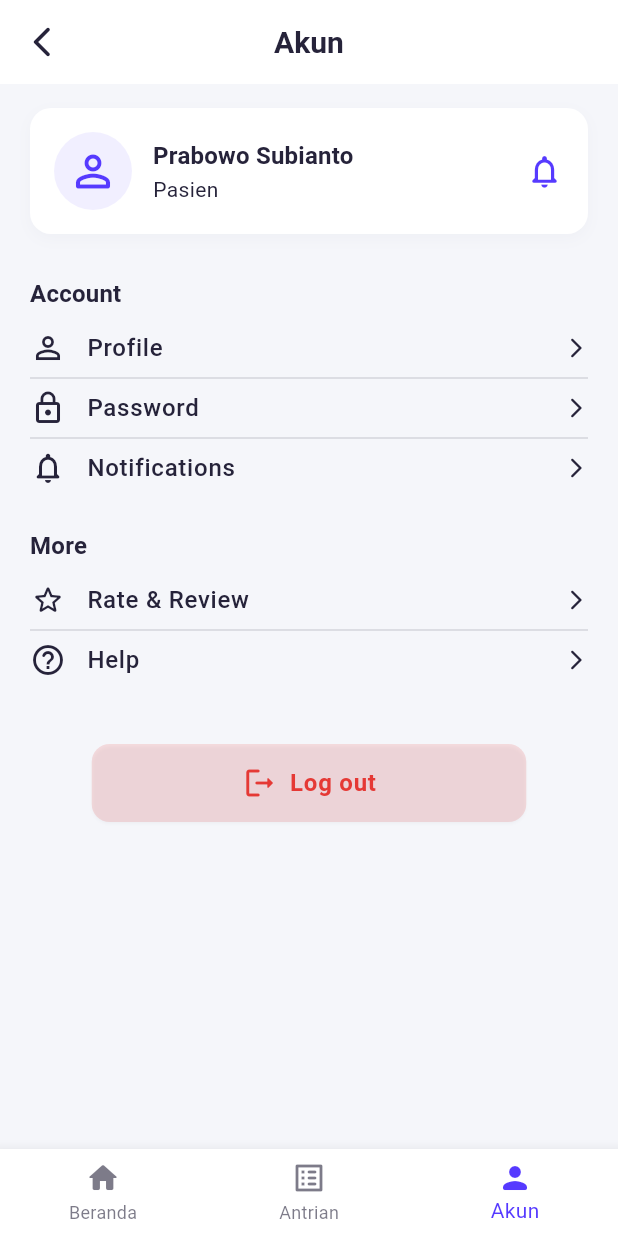
After one commit to ilhamridzuan/mobile---eLabora, a Flutter app: the AkunPage screen opened by its route, on a phone screen of 412 x 824 dp. The commit adds this screen. Run offline on Flutter 3.47's test engine with Material 3 defaults, Android fonts, the phone set to English and light mode, and no system bars.

Commit message:
Menambahkan akun

```diff
--- a/lib/config/routes.dart
+++ b/lib/config/routes.dart
@@ -1,3 +1,4 @@
+import 'package:elabora_app/pages/akun.dart';
 import 'package:elabora_app/pages/antrian.dart';
 import 'package:elabora_app/pages/detail_antrian.dart';
 import 'package:elabora_app/pages/doctor_home_page.dart';
@@ -17,6 +18,7 @@ final Map<String, WidgetBuilder> appRoutes = {
   '/riwayat': (context) => const RiwayatPage(),
   '/pendaftaran': (context) => const PendaftaranPage(),
   '/antrian': (context) => const AntrianPage(),
-  '/detail_antrian': (context) => const DetailAntrian(),
+  '/detail_antrian': (context) => const DetailAntrianPage(),
   '/cek_hasil': (context) => const CekHasilPage(),
+  '/akun': (context) => const AkunPage(),
 };
--- /dev/null
+++ b/lib/pages/akun.dart
@@ -0,0 +1,300 @@
+import 'package:flutter/material.dart';
+import 'package:elabora_app/utils/constants.dart';
+
+class AkunPage extends StatelessWidget {
+  const AkunPage({super.key});
+
+  @override
+  Widget build(BuildContext context) {
+    final theme = Theme.of(context);
+    final color = theme.colorScheme;
+    final text = theme.textTheme;
+
+    return Scaffold(
+      backgroundColor: theme.scaffoldBackgroundColor,
+      appBar: AppBar(
+        title: const Text('Akun'),
+        centerTitle: true,
+        elevation: 0,
+        backgroundColor: color.surface,
+        foregroundColor: color.onSurface,
+        leading: IconButton(
+          icon: const Icon(Icons.arrow_back_ios_new_rounded),
+          onPressed: () => Navigator.pushReplacementNamed(context, '/home'),
+        ),
+      ),
+      body: SingleChildScrollView(
+        padding: const EdgeInsets.symmetric(horizontal: 20, vertical: 16),
+        child: Column(
+          crossAxisAlignment: CrossAxisAlignment.start,
+          children: [
+            // Header Profile
+            Container(
+              padding: const EdgeInsets.all(16),
+              decoration: BoxDecoration(
+                color: color.surface,
+                borderRadius: BorderRadius.circular(14),
+                boxShadow: [
+                  BoxShadow(
+                    color: AppColors.textSecondary.withValues(alpha: 0.06),
+                    blurRadius: 8,
+                    offset: const Offset(0, 3),
+                  ),
+                ],
+              ),
+              child: Row(
+                children: [
+                  CircleAvatar(
+                    radius: 26,
+                    backgroundColor: color.primary.withValues(alpha: 0.08),
+                    child: Icon(
+                      Icons.person_outline_rounded,
+                      size: 34,
+                      color: color.primary,
+                    ),
+                  ),
+                  const SizedBox(width: 14),
+                  Expanded(
+                    child: Column(
+                      crossAxisAlignment: CrossAxisAlignment.start,
+                      children: [
+                        Text(
+                          'Prabowo Subianto',
+                          style: text.titleMedium?.copyWith(
+                            fontWeight: FontWeight.w700,
+                            color: color.onSurface,
+                          ),
+                        ),
+                        Text(
+                          'Pasien',
+                          style: text.bodyMedium?.copyWith(
+                            color: color.onSurface,
+                          ),
+                        ),
+                      ],
+                    ),
+                  ),
+                  Icon(
+                    Icons.notifications_none_rounded,
+                    color: color.primary,
+                    size: 26,
+                  ),
+                ],
+              ),
+            ),
+            const SizedBox(height: 28),
+
+            Text(
+              'Account',
+              style: text.titleMedium?.copyWith(
+                fontWeight: FontWeight.w700,
+                color: color.onSurface,
+              ),
+            ),
+            const SizedBox(height: 12),
+
+            // Profile
+            Row(
+              children: [
+                Icon(Icons.person_outline, color: color.onSurfaceVariant),
+                const SizedBox(width: 14),
+                Expanded(
+                  child: Text(
+                    'Profile',
+                    style: text.bodyLarge?.copyWith(
+                      color: color.onSurface,
+                      fontWeight: FontWeight.w500,
+                    ),
+                  ),
+                ),
+                Icon(
+                  Icons.arrow_forward_ios_rounded,
+                  size: 16,
+                  color: color.onSurfaceVariant,
+                ),
+              ],
+            ),
+            Divider(
+              color: color.outline.withValues(alpha: 0.4),
+              thickness: 0.4,
+            ),
+
+            // Password
+            Row(
+              children: [
+                Icon(Icons.lock_outline, color: color.onSurfaceVariant),
+                const SizedBox(width: 14),
+                Expanded(
+                  child: Text(
+                    'Password',
+                    style: text.bodyLarge?.copyWith(
+                      color: color.onSurface,
+                      fontWeight: FontWeight.w500,
+                    ),
+                  ),
+                ),
+                Icon(
+                  Icons.arrow_forward_ios_rounded,
+                  size: 16,
+                  color: color.onSurfaceVariant,
+                ),
+              ],
+            ),
+            Divider(
+              color: color.outline.withValues(alpha: 0.4),
+              thickness: 0.4,
+            ),
+
+            // Notifications
+            Row(
+              children: [
+                Icon(
+                  Icons.notifications_none_rounded,
+                  color: color.onSurfaceVariant,
+                ),
+                const SizedBox(width: 14),
+                Expanded(
+                  child: Text(
+                    'Notifications',
+                    style: text.bodyLarge?.copyWith(
+                      color: color.onSurface,
+                      fontWeight: FontWeight.w500,
+                    ),
+                  ),
+                ),
+                Icon(
+                  Icons.arrow_forward_ios_rounded,
+                  size: 16,
+                  color: color.onSurfaceVariant,
+                ),
+              ],
+            ),
+
+            const SizedBox(height: 28),
+
+            // More Section
+            Text(
+              'More',
+              style: text.titleMedium?.copyWith(
+                fontWeight: FontWeight.w700,
+                color: color.onSurface,
+              ),
+            ),
+            const SizedBox(height: 12),
+
+            // Rate & Review
+            Row(
+              children: [
+                Icon(Icons.star_outline_rounded, color: color.onSurfaceVariant),
+                const SizedBox(width: 14),
+                Expanded(
+                  child: Text(
+                    'Rate & Review',
+                    style: text.bodyLarge?.copyWith(
+                      color: color.onSurface,
+                      fontWeight: FontWeight.w500,
+                    ),
+                  ),
+                ),
+                Icon(
+                  Icons.arrow_forward_ios_rounded,
+                  size: 16,
+                  color: color.onSurfaceVariant,
+                ),
+              ],
+            ),
+            Divider(
+              color: color.outline.withValues(alpha: 0.4),
+              thickness: 0.4,
+            ),
+
+            // Help
+            Row(
+              children: [
+                Icon(Icons.help_outline_rounded, color: color.onSurfaceVariant),
+                const SizedBox(width: 14),
+                Expanded(
+                  child: Text(
+                    'Help',
+                    style: text.bodyLarge?.copyWith(
+                      color: color.onSurface,
+                      fontWeight: FontWeight.w500,
+                    ),
+                  ),
+                ),
+                Icon(
+                  Icons.arrow_forward_ios_rounded,
+                  size: 16,
+                  color: color.onSurfaceVariant,
+                ),
+              ],
+            ),
+
+            const SizedBox(height: 40),
+
+            // Logout
+            Center(
+              child: Card(
+                color: color.errorContainer.withValues(alpha: 0.15),
+                elevation: 0.8,
+                shadowColor: AppColors.textSecondary.withValues(alpha: 0.08),
+                shape: RoundedRectangleBorder(
+                  borderRadius: BorderRadius.circular(12),
+                ),
+                child: Padding(
+                  padding: const EdgeInsets.symmetric(
+                    vertical: 14,
+                    horizontal: 100,
+                  ),
+                  child: Row(
+                    mainAxisSize: MainAxisSize.min,
+                    children: [
+                      Icon(Icons.logout_rounded, color: color.error),
+                      const SizedBox(width: 8),
+                      Text(
+                        'Log out',
+                        style: text.bodyLarge?.copyWith(
+                          color: color.error,
+                          fontWeight: FontWeight.w600,
+                        ),
+                      ),
+                    ],
+                  ),
+                ),
+              ),
+            ),
+          ],
+        ),
+      ),
+
+      // Bottom Navigation Bar
+      bottomNavigationBar: BottomNavigationBar(
+        currentIndex: 2,
+        selectedItemColor: color.primary,
+        unselectedItemColor: color.onSurface.withValues(alpha: 0.6),
+        backgroundColor: color.surface,
+        showUnselectedLabels: true,
+        onTap: (value) {
+          Navigator.pushReplacementNamed(
+            context,
+            ['/home', '/antrian', '/akun'][value],
+          );
+        },
+        items: const [
+          BottomNavigationBarItem(
+            icon: Icon(Icons.home_rounded),
+            label: 'Beranda',
+          ),
+          BottomNavigationBarItem(
+            icon: Icon(Icons.list_alt_rounded),
+            label: 'Antrian',
+          ),
+          BottomNavigationBarItem(
+            icon: Icon(Icons.person_rounded),
+            label: 'Akun',
+          ),
+        ],
+      ),
+    );
+  }
+}
--- a/lib/pages/antrian.dart
+++ b/lib/pages/antrian.dart
@@ -262,7 +262,7 @@ class _AntrianPageState extends State<AntrianPage> {
         ),
       ),
 
-      // Button Navigasi Bawah
+      // Bottom Navigation Bar
       bottomNavigationBar: BottomNavigationBar(
         currentIndex: 1,
         selectedItemColor: color.primary,
--- a/lib/pages/detail_antrian.dart
+++ b/lib/pages/detail_antrian.dart
@@ -1,8 +1,8 @@
 import 'package:flutter/material.dart';
 import 'package:elabora_app/utils/constants.dart';
 
-class DetailAntrian extends StatelessWidget {
-  const DetailAntrian({super.key});
+class DetailAntrianPage extends StatelessWidget {
+  const DetailAntrianPage({super.key});
 
   @override
   Widget build(BuildContext context) {
@@ -29,7 +29,6 @@ class DetailAntrian extends StatelessWidget {
         child: Column(
           crossAxisAlignment: CrossAxisAlignment.center,
           children: [
-            // === Kartu Nomor Antrian Saat Ini ===
             Container(
               width: double.infinity,
               padding: const EdgeInsets.symmetric(vertical: 24),
@@ -58,10 +57,7 @@ class DetailAntrian extends StatelessWidget {
                 ],
               ),
             ),
-
             const SizedBox(height: 24),
-
-            // === Kartu Nomor Antrian Saya ===
             Container(
               width: double.infinity,
               padding: const EdgeInsets.symmetric(horizontal: 20, vertical: 24),
@@ -88,7 +84,7 @@ class DetailAntrian extends StatelessWidget {
                   ),
                   const SizedBox(height: 4),
                   Text(
-                    'Ilham Ridzuan',
+                    'Prabowo Subianto',
                     style: text.titleMedium?.copyWith(
                       fontWeight: FontWeight.w700,
                       color: color.onSurface,
@@ -96,14 +92,12 @@ class DetailAntrian extends StatelessWidget {
                   ),
                   const SizedBox(height: 2),
                   Text(
-                    '05 Juni 2025, 12.30 WIB',
+                    'Kamis, 30 Oktober 2025, 12.30 WIB',
                     style: text.bodySmall?.copyWith(
                       color: AppColors.textSecondary,
                     ),
                   ),
-
                   const SizedBox(height: 16),
-
                   Text(
                     'Nomor Antrian',
                     style: text.titleLarge?.copyWith(
@@ -120,9 +114,7 @@ class DetailAntrian extends StatelessWidget {
                       fontSize: 56,
                     ),
                   ),
-
                   const SizedBox(height: 16),
-
                   Row(
                     mainAxisAlignment: MainAxisAlignment.spaceEvenly,
                     children: [
@@ -170,9 +162,7 @@ class DetailAntrian extends StatelessWidget {
                       ),
                     ],
                   ),
-
                   const SizedBox(height: 24),
-
                   Row(
                     mainAxisAlignment: MainAxisAlignment.spaceEvenly,
                     children: [
@@ -211,9 +201,7 @@ class DetailAntrian extends StatelessWidget {
                 ],
               ),
             ),
-
             const SizedBox(height: 20),
-
             Text(
               'Silahkan datang ke ruangan laboratorium 15 menit sebelum giliran antrian anda.',
               textAlign: TextAlign.center,
--- a/lib/pages/pendaftaran.dart
+++ b/lib/pages/pendaftaran.dart
@@ -108,7 +108,7 @@ class _PendaftaranPageState extends State<PendaftaranPage> {
               ),
               const SizedBox(height: 6),
               DropdownButtonFormField<String>(
-                value: _jenisKelamin,
+                initialValue: _jenisKelamin,
                 decoration: const InputDecoration(
                   hintText: 'Pilih jenis kelamin',
                 ),
```
Also changed, not shown: lib/pages/cek_hasil_page.dart (+12 -6 lines).
